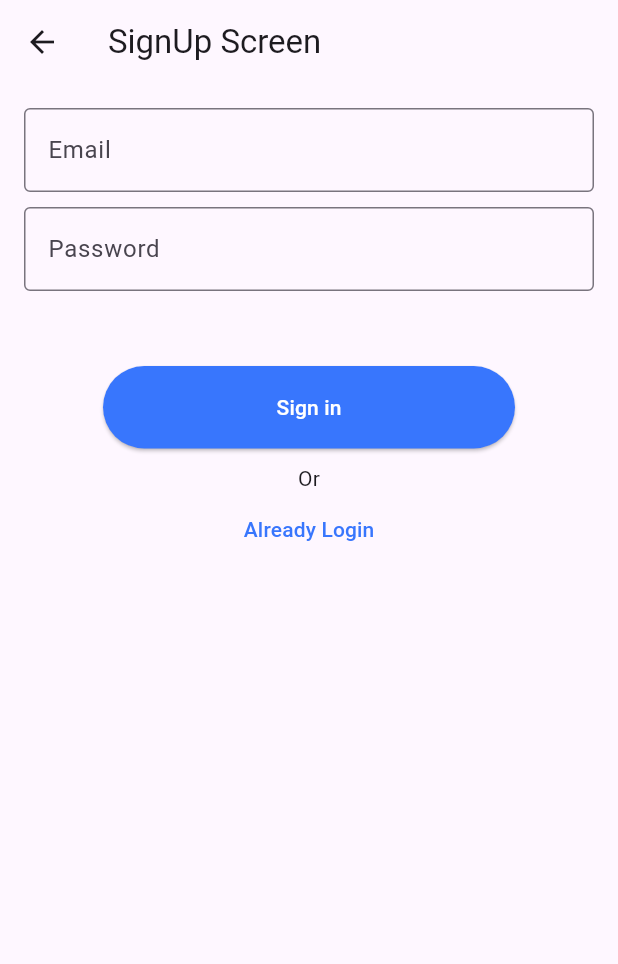
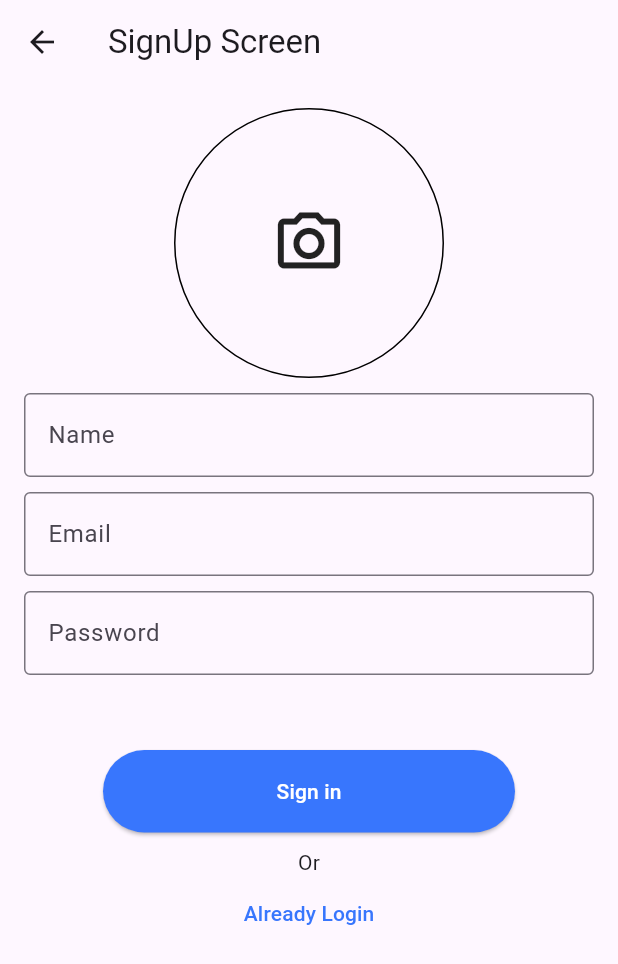
Before and after one commit to Jeelpatel6201/chat-app, a Flutter app: the SignUpScreen screen opened directly, after a tap on "Sign in", on a phone screen of 412 x 824 dp. Shown: the top 964 px of the screen. Run offline on Flutter 3.47's test engine with Material 3 defaults, Android fonts, the phone set to English and light mode, and no system bars; our stand-ins replace cloud_firestore, firebase_auth, firebase_core, firebase_storage, fluttertoast, image_picker; accounts and stored records are empty; network calls fail.

Commit message:
laptop commit

```diff
--- a/lib/provider/auth_provider.dart
+++ b/lib/provider/auth_provider.dart
@@ -1,33 +1,48 @@
+import 'package:chat_app/screen/home_screen.dart';
 import 'package:cloud_firestore/cloud_firestore.dart';
 import 'package:firebase_auth/firebase_auth.dart';
 import 'package:firebase_storage/firebase_storage.dart';
 import 'package:flutter/cupertino.dart';
+import 'package:flutter/material.dart';
+import 'package:fluttertoast/fluttertoast.dart';
 
 class AuthProvider with ChangeNotifier {
-  final FirebaseAuth _auth = FirebaseAuth.instance;
+   FirebaseAuth _auth = FirebaseAuth.instance;
   final FirebaseFirestore _fireStore = FirebaseFirestore.instance;
   User? get currentUser => _auth.currentUser;
   bool get isSignedIn => currentUser != null;
-
-  Future<void> signIn(String email, String password) async {
-    await _auth.signInWithEmailAndPassword(email: email, password: password);
-    notifyListeners();
+  Future<void> signIn({email,  password, context}) async {
+    print("email:-$email");
+    print("password:-$password");
+    try {
+      await _auth.signInWithEmailAndPassword(email: email, password: password);
+      Fluttertoast.showToast(msg: "Login Success");
+      notifyListeners();
+      Navigator.push(
+        context,
+        MaterialPageRoute(
+          builder: (context) => HomeScreen(),
+        ),
+      );
+    } catch (e) {
+      print("logIn :- $e");
+    }
   }
 
-  Future<void> signUp(
-      String email, String password, String name, String imageUrl) async {
-    UserCredential userCredential = await _auth.createUserWithEmailAndPassword(
-        email: email, password: password);
-    await _fireStore.collection('users').doc(userCredential.user!.uid).set({
-      'uid': userCredential.user!.uid,
-      "name": name,
-      "email": email,
-      "imageUrl": imageUrl,
-    });
-    notifyListeners();
-  }
-  Future<void> signOut() async {
-    await _auth.signOut();
-    notifyListeners();
-  }
+  // Future<void> signUp(
+  //     String email, String password, String name, String imageUrl) async {
+  //   UserCredential userCredential = await _auth.createUserWithEmailAndPassword(
+  //       email: email, password: password);
+  //   await _fireStore.collection('users').doc(userCredential.user!.uid).set({
+  //     'uid': userCredential.user!.uid,
+  //     "name": name,
+  //     "email": email,
+  //     "imageUrl": imageUrl,
+  //   });
+  //   notifyListeners();
+  // }
+  // Future<void> signOut() async {
+  //   await _auth.signOut();
+  //   notifyListeners();
+  // }
 }
--- a/lib/screen/auth/signup_screen.dart
+++ b/lib/screen/auth/signup_screen.dart
@@ -3,7 +3,12 @@ import 'package:chat_app/provider/auth_provider.dart';
 import 'package:chat_app/screen/auth/login_screen.dart';
 import 'package:chat_app/screen/auth/signup_screen.dart';
 import 'package:chat_app/screen/home_screen.dart';
+import 'package:cloud_firestore/cloud_firestore.dart';
+import 'package:firebase_auth/firebase_auth.dart';
+import 'package:firebase_storage/firebase_storage.dart';
 import 'package:flutter/material.dart';
+import 'package:fluttertoast/fluttertoast.dart';
+import 'package:image_picker/image_picker.dart';
 import 'package:provider/provider.dart';
 
 class SignUpScreen extends StatefulWidget {
@@ -18,20 +23,99 @@ class _SignUpScreenState extends State<SignUpScreen> {
   TextEditingController _passwordController = TextEditingController();
   TextEditingController _nameController = TextEditingController();
   File? _image;
-//   final _auth = FirebaseAuth.instance;
-//   final _fireStore = FirebaseFirestore.instance;
-//   final _storage = FirebaseStorage.instance;
+  final _auth = FirebaseAuth.instance;
+  final _fireStore = FirebaseFirestore.instance;
+  final _storage = FirebaseStorage.instance;
+
+  Future<void> _pickImage() async {
+    final pickedFile =
+        await ImagePicker().pickImage(source: ImageSource.gallery);
+    if (pickedFile != null) {
+      _image = File(pickedFile.path);
+    }
+  }
+
+  Future<String> _uploadImage(File image) async {
+    final ref = _storage.ref().child('user_images').child('${_auth.currentUser!.uid}.jpg');
+    await ref.putFile(image);
+    return await ref.getDownloadURL();
+  }
+
+  Future<void> signUp() async {
+    try {
+      UserCredential userCredential = await _auth.createUserWithEmailAndPassword(email: _emailController.text, password: _passwordController.text);
+      final imageUrl = await _uploadImage(_image!);
+      await _fireStore.collection('users').doc(userCredential.user!.uid).set({
+        'uid': userCredential.user!.uid,
+        "name": _nameController.text,
+        "email": _emailController.text,
+        "imageUrl": imageUrl,
+      });
+      Fluttertoast.showToast(msg: "Sign Up Success");
+      Navigator.pushReplacement(
+        context,
+        MaterialPageRoute(
+          builder: (context) => HomeScreen(),
+        ),
+      );
+    } catch (e) {
+      print("signUp:- $e");
+    }
+  }
+
   @override
   Widget build(BuildContext context) {
-    final authProvider = Provider.of<AuthProvider>(context);
+    // final authProvider = Provider.of<AuthProvider>(context);
     return Scaffold(
       appBar: AppBar(
         title: const Text("SignUp Screen"),
       ),
-      body: Padding(
+      body: SingleChildScrollView(
+        child: Padding(
           padding: const EdgeInsets.all(16.0),
           child: Column(
             children: [
+              InkWell(
+                onTap: _pickImage,
+                child: Container(
+                  height: 180,
+                  width: 180,
+                  decoration: BoxDecoration(
+                    // color: Colors.grey,
+                    border: Border.all(),
+                    borderRadius: BorderRadius.circular(100),
+                  ),
+                  child: _image == null
+                      ? Icon(
+                          Icons.camera_alt_outlined,
+                          size: 50,
+                        )
+                      : ClipRRect(
+                          borderRadius: BorderRadius.circular(100),
+                          child: Image.file(
+                            _image!,
+                            fit: BoxFit.cover,
+                          ),
+                        ),
+                ),
+              ),
+              SizedBox(
+                height: 10,
+              ),
+              TextFormField(
+                decoration: InputDecoration(
+                    border: OutlineInputBorder(), labelText: "Name"),
+                controller: _nameController,
+                validator: (value) {
+                  if (value == null || value.isEmpty) {
+                    return "Please Enter Name";
+                  }
+                  return null;
+                },
+              ),
+              SizedBox(
+                height: 10,
+              ),
               TextFormField(
                 decoration: InputDecoration(
                     border: OutlineInputBorder(), labelText: "Email"),
@@ -67,23 +151,7 @@ class _SignUpScreenState extends State<SignUpScreen> {
                   style: ElevatedButton.styleFrom(
                       backgroundColor: Color(0xFF3876FD),
                       foregroundColor: Colors.white),
-                onPressed: () async {
-                  try {
-                    await authProvider.signUp(
-                        _emailController.text,
-                        _passwordController.text,
-                        _nameController.text,
-                        _image.toString());
-                    Navigator.push(
-                      context,
-                      MaterialPageRoute(
-                        builder: (context) => HomeScreen(),
-                      ),
-                    );
-                  } catch (e) {
-                    print("SignIn :- $e");
-                  }
-                },
+                  onPressed: signUp,
                   child: Text(
                     "Sign in",
                     style: TextStyle(color: Colors.white),
@@ -111,6 +179,7 @@ class _SignUpScreenState extends State<SignUpScreen> {
             ],
           ),
         ),
+      ),
     );
   }
 }
--- a/pubspec.yaml
+++ b/pubspec.yaml
@@ -41,6 +41,7 @@ dependencies:
   provider: ^6.1.2
   image_picker: ^1.1.2
   cloud_firestore: ^5.2.1
+  fluttertoast: ^8.2.6
 
 dev_dependencies:
   flutter_test:
```
Also changed, not shown: lib/screen/auth/login_screen.dart (+11 -14 lines), firebase.json, lib/firebase_options.dart, pubspec.lock, 2 other files. Lines whose indentation alone changed are shown as unchanged.
